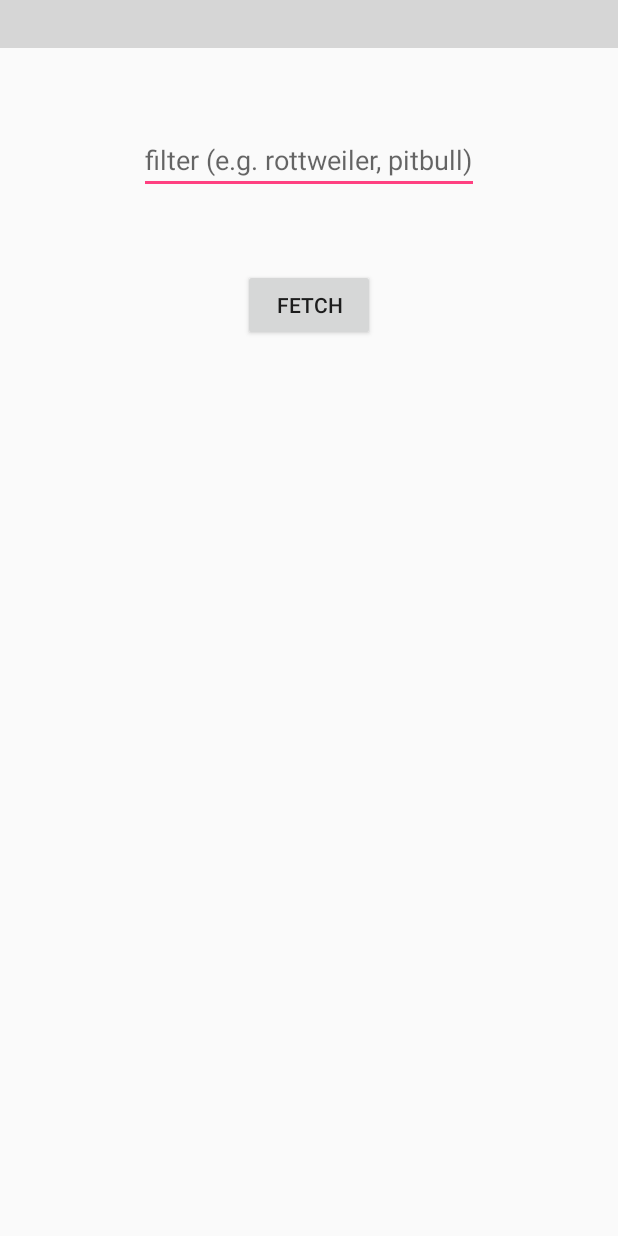
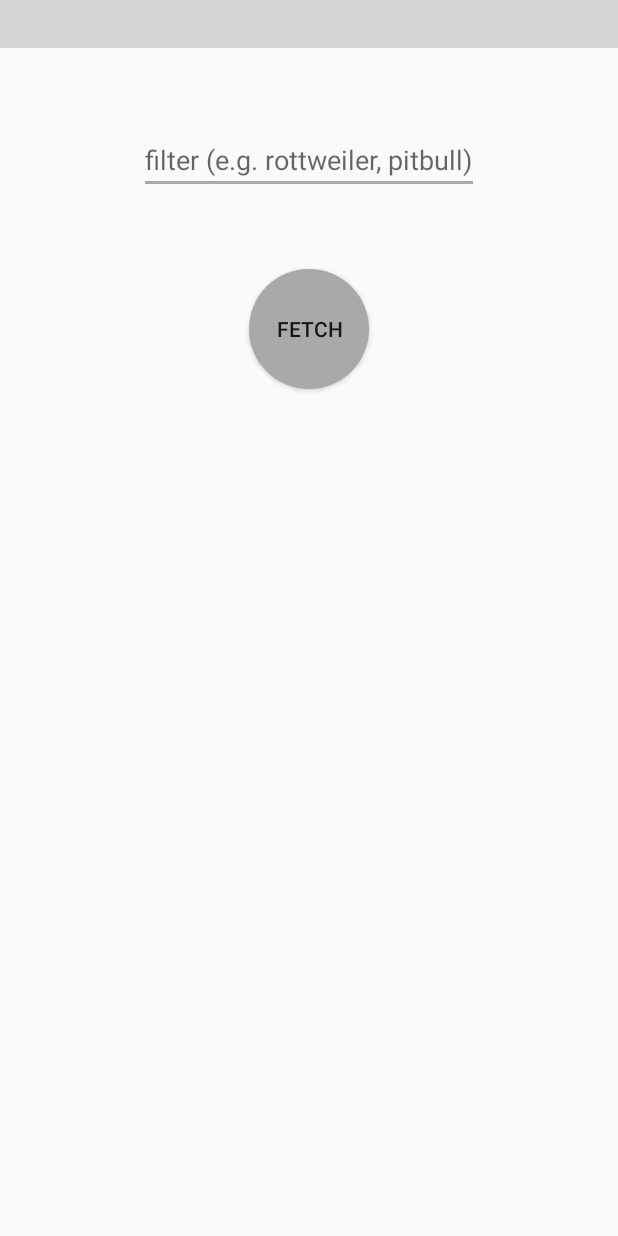
Before and after one commit to Cortlandd/DogRoulette-Android, an Android app: the layout fragment_player.xml on its own in the app's theme, with its tools: preview values and no code run, on a phone screen of 412 x 824 dp. Run offline under Robolectric (Android 15) with nearby library versions, the phone set to English and light mode, and no system bars; plain views replace YouTubePlayerView; grey boxes are pictures that could not be loaded.

Commit message:
Many UI changes.

```diff
--- /dev/null
+++ b/app/src/main/res/drawable/button_custom.xml
@@ -0,0 +1,16 @@
+<?xml version="1.0" encoding="utf-8"?>
+<selector xmlns:tools="http://schemas.android.com/tools" xmlns:android="http://schemas.android.com/apk/res/android" tools:ignore="ExtraText">
+    <item android:state_pressed="false">
+        <shape android:shape="oval">
+            <solid android:color="#A9A9A9"/>
+        </shape>
+    </item>
+    <item android:state_pressed="true">
+        <shape android:shape="oval">
+            <solid android:color="#696969"/>
+        </shape>
+    </item>
+
+    // TODO: Create custom fetch button
+    <!--<item android:drawable="@mipmap/barklimiter" />-->
+</selector>
--- a/app/src/main/res/layout/activity_main.xml
+++ b/app/src/main/res/layout/activity_main.xml
@@ -1,13 +1,12 @@
 <?xml version="1.0" encoding="utf-8"?>
-<LinearLayout
-    xmlns:android="http://schemas.android.com/apk/res/android"
+<RelativeLayout xmlns:android="http://schemas.android.com/apk/res/android"
     xmlns:app="http://schemas.android.com/apk/res-auto"
     xmlns:tools="http://schemas.android.com/tools"
     android:id="@+id/main_act"
-    android:orientation="vertical"
     android:layout_width="match_parent"
     android:layout_height="match_parent"
+    android:background="#fffaf0"
     tools:context=".MainActivity">
 
 
-</LinearLayout>
+</RelativeLayout>
--- a/app/src/main/res/layout/fragment_player.xml
+++ b/app/src/main/res/layout/fragment_player.xml
@@ -14,21 +14,24 @@
         android:layout_height="wrap_content"
         />
 
-    <EditText
+    <android.support.v7.widget.AppCompatEditText
         android:id="@+id/filter_text"
         android:layout_width="wrap_content"
         android:layout_height="wrap_content"
         android:layout_gravity="center_horizontal"
         android:layout_marginTop="52dp"
         android:hint="filter (e.g. rottweiler, pitbull)"
-        android:inputType="text" />
+        android:backgroundTint="#A9A9A9"
+        android:inputType="text"
+        android:textColorLink="@color/black" />
 
     <Button
+        android:id="@+id/fetch_button"
+        android:layout_width="80dp"
+        android:layout_height="80dp"
+        android:layout_gravity="center_horizontal"
         android:layout_marginTop="50dp"
-        android:id="@+id/fetch_button"
-        android:layout_width="wrap_content"
-        android:layout_height="wrap_content"
-        android:layout_gravity="center_horizontal"
+        android:background="@drawable/button_custom"
         android:text="Fetch" />
 
 </LinearLayout>
--- a/app/src/main/res/values/colors.xml
+++ b/app/src/main/res/values/colors.xml
@@ -2,6 +2,6 @@
 <resources>
     <color name="colorPrimary">#3F51B5</color>
     <color name="colorPrimaryDark">#303F9F</color>
-    <color name="colorAccent">#FF4081</color>
+    <color name="colorAccent">#A9A9A9</color>
     <color name="black">#000</color>
 </resources>
```
Also changed, not shown: app/src/main/res/mipmap-hdpi/barklimiter.png (added).
